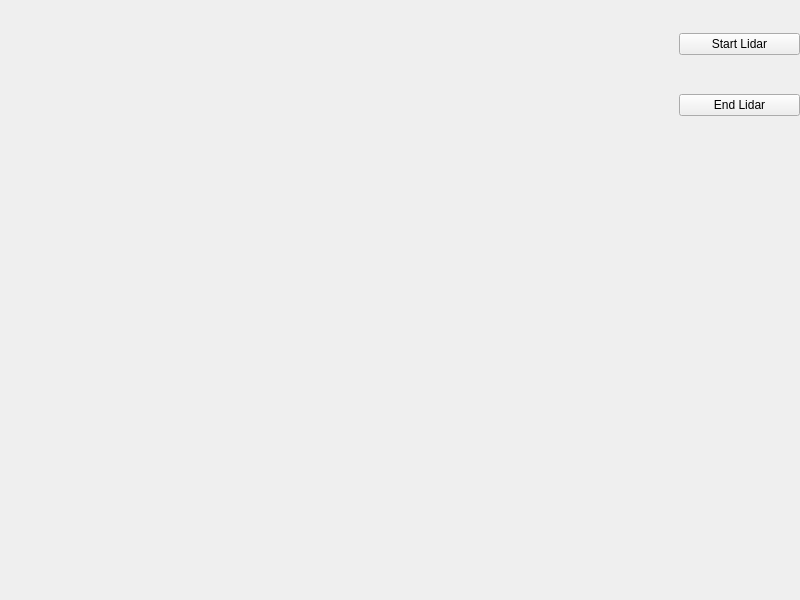
Old version of the form mainwindow.ui in the repository Alixjie/Buddy-Bot.
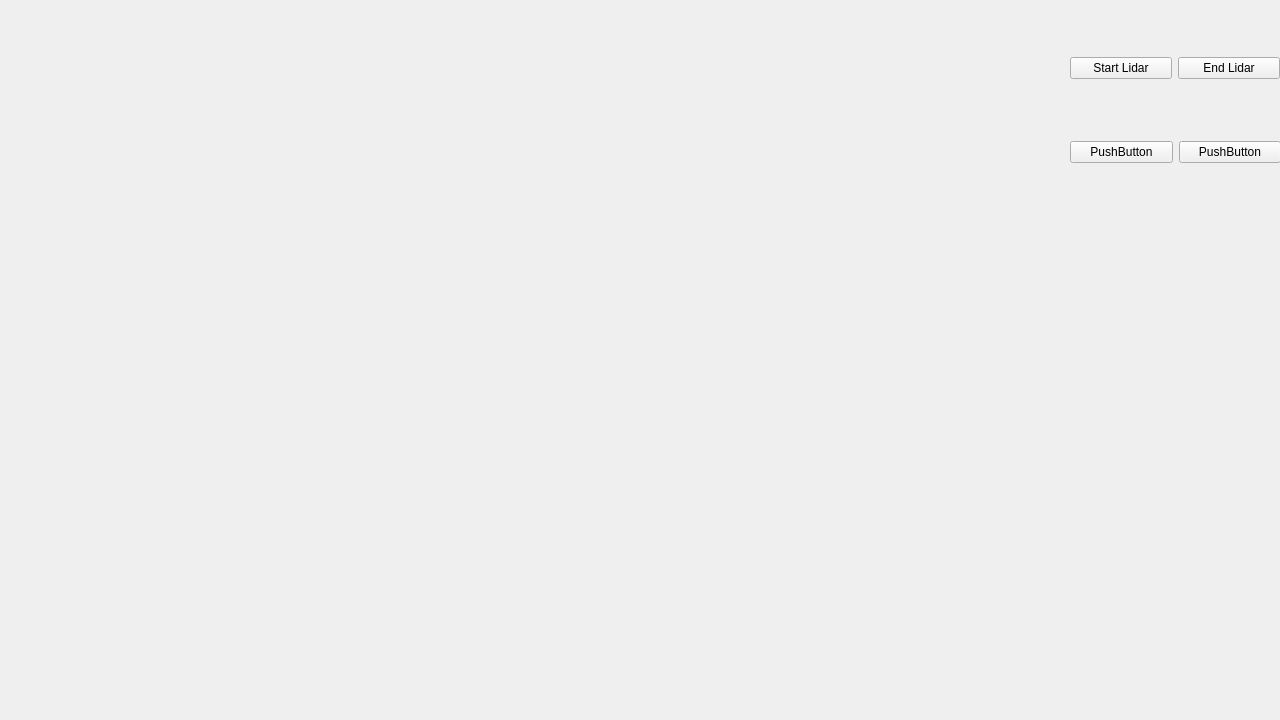
New version of the form.

Commit message: Add new features such as system status full screen... ate sandwich at Havannah :-)

The edit to the form file:
```diff
--- a/mainwindow.ui
+++ b/mainwindow.ui
@@ -6,8 +6,8 @@
    <rect>
     <x>0</x>
     <y>0</y>
-    <width>800</width>
-    <height>600</height>
+    <width>1280</width>
+    <height>720</height>
    </rect>
   </property>
   <property name="windowTitle">
@@ -17,14 +17,22 @@
    <widget class="QWidget" name="verticalLayoutWidget">
     <property name="geometry">
      <rect>
-      <x>679</x>
+      <x>1070</x>
       <y>0</y>
-      <width>121</width>
-      <height>151</height>
+      <width>211</width>
+      <height>221</height>
      </rect>
     </property>
     <layout class="QVBoxLayout" name="verticalLayout">
      <item>
+      <layout class="QHBoxLayout" name="horizontalLayout">
+       <property name="topMargin">
+        <number>1</number>
+       </property>
+       <property name="rightMargin">
+        <number>1</number>
+       </property>
+       <item>
       <widget class="QPushButton" name="start_lidar">
        <property name="text">
         <string>Start Lidar</string>
@@ -37,6 +45,26 @@
         <string>End Lidar</string>
        </property>
       </widget>
+       </item>
+      </layout>
+     </item>
+     <item>
+      <layout class="QHBoxLayout" name="horizontalLayout_2">
+       <item>
+        <widget class="QPushButton" name="pushButton">
+         <property name="text">
+          <string>PushButton</string>
+         </property>
+        </widget>
+       </item>
+       <item>
+        <widget class="QPushButton" name="pushButton_2">
+         <property name="text">
+          <string>PushButton</string>
+         </property>
+        </widget>
+       </item>
+      </layout>
      </item>
     </layout>
    </widget>
```
Lines whose indentation alone changed are shown as unchanged. The commit also changes 3 other files.
